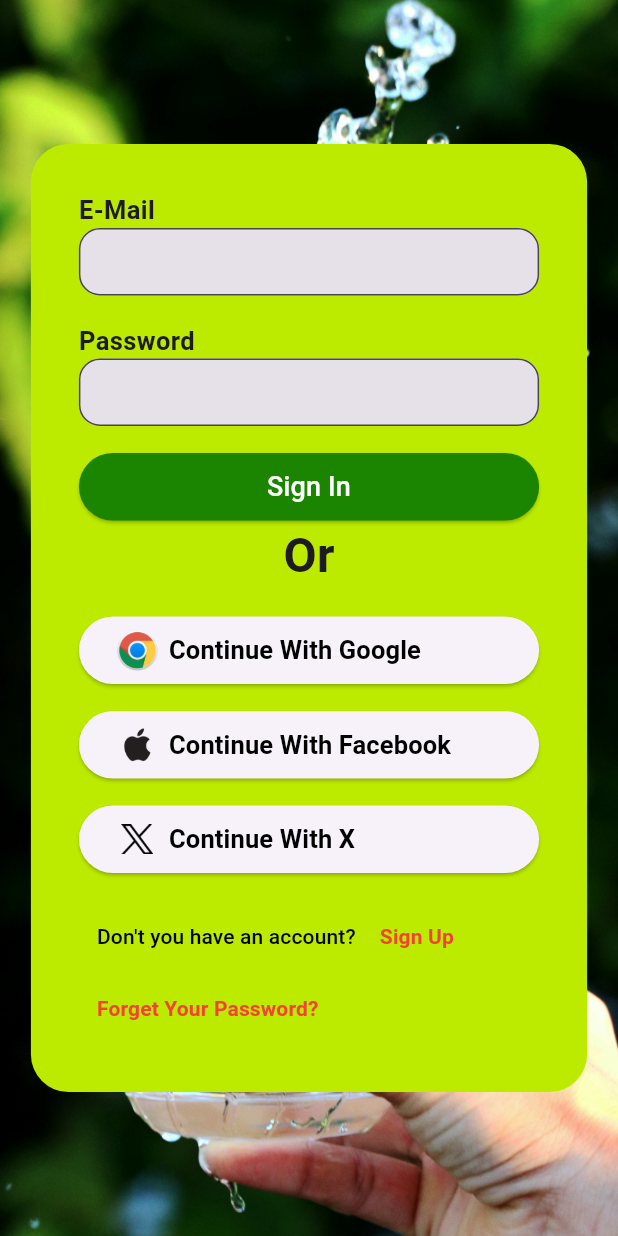
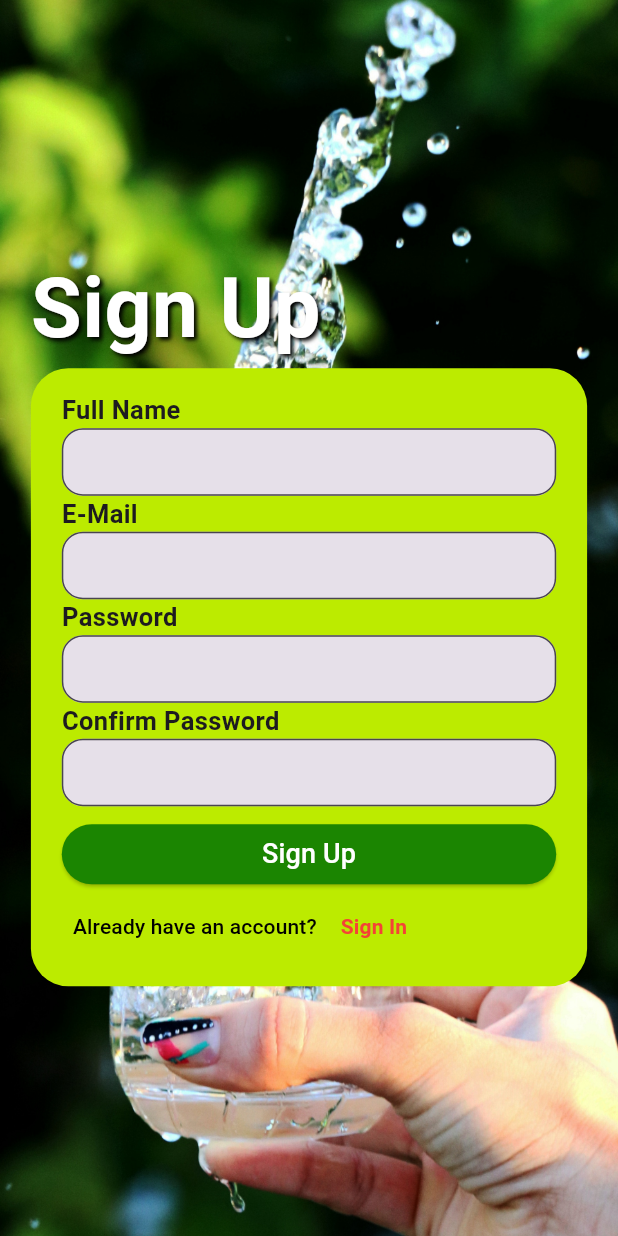
Before and after one commit to SemihKucukpehlivan/kisisel_hedef_asistani, a Flutter app: the screen it shows after launch, after a tap on "Don't you have an account?", on a phone screen of 412 x 824 dp. Run offline on Flutter 3.47's test engine with Material 3 defaults, Android fonts, the light colour scheme and no system bars; our stand-ins replace cloud_firestore, firebase_auth, firebase_core, fluttertoast, google_sign_in; accounts and stored records are empty; network calls fail.

Commit message:
Login and SignUp added

```diff
--- a/lib/screens/LoginAndSignUpScreen/loginScreen.dart
+++ b/lib/screens/LoginAndSignUpScreen/loginScreen.dart
@@ -1,4 +1,7 @@
 import 'package:flutter/material.dart';
+import 'package:kisisel_hedef_asistani/screens/LoginAndSignUpScreen/signUpScreen.dart';
+import 'package:kisisel_hedef_asistani/screens/menuPage.dart';
+import 'package:kisisel_hedef_asistani/services/auth_service.dart';
 
 class LoginScreen extends StatefulWidget {
   LoginScreen({super.key});
@@ -9,7 +12,6 @@ class LoginScreen extends StatefulWidget {
 
 class _LoginScreenState extends State<LoginScreen> {
   TextEditingController emailController = TextEditingController();
-
   TextEditingController passwordController = TextEditingController();
 
   @override
@@ -38,10 +40,15 @@ class _LoginScreenState extends State<LoginScreen> {
                       child: Column(
                         children: [
                           _buildTextInputContainer(
-                              controller: emailController, text: "E-Mail"),
+                              controller: emailController,
+                              text: "E-Mail",
+                              useObscureText: false),
                           const SizedBox(height: 18),
                           _buildTextInputContainer(
-                              controller: passwordController, text: "Password"),
+                            controller: passwordController,
+                            text: "Password",
+                            useObscureText: true,
+                          ),
                           const SizedBox(height: 18),
                           // Sign In Button
                           SizedBox(
@@ -51,14 +58,19 @@ class _LoginScreenState extends State<LoginScreen> {
                               style: ElevatedButton.styleFrom(
                                   backgroundColor:
                                       const Color.fromARGB(255, 27, 133, 1)),
-                                onPressed: () {},
+                              onPressed: () => AuthService().signIn(
+                                context,
+                                email: emailController.text,
+                                password: passwordController.text,
+                              ),
                               child: const Text(
                                 "Sign In",
                                 style: TextStyle(
                                   color: Colors.white,
                                   fontSize: 18,
                                 ),
-                                )),
+                              ),
+                            ),
                           ),
                           const Text(
                             "Or",
@@ -67,25 +79,37 @@ class _LoginScreenState extends State<LoginScreen> {
                           ),
                           const SizedBox(height: 18),
                           _buildSignButtons(
+                              onTop: () => AuthService()
+                                  .signInWithGoogle()
+                                  .then((value) => Navigator.of(context)
+                                          .push(MaterialPageRoute(
+                                        builder: (context) => MenuScreen(),
+                                      ))),
                               text: "Continue With Google",
                               images: "assets/images/google.png",
                               height: 30,
                               width: 30),
                           const SizedBox(height: 18),
                           _buildSignButtons(
+                              onTop: () {},
                               text: "Continue With Facebook",
                               images: "assets/images/apple.png",
                               width: 30,
                               height: 30),
                           const SizedBox(height: 18),
                           _buildSignButtons(
+                              onTop: () {},
                               text: "Continue With X",
                               images: "assets/images/x.png",
                               width: 30,
                               height: 20),
                           const SizedBox(height: 18),
                           TextButton(
-                              onPressed: () {},
+                              onPressed: () {
+                                Navigator.of(context).push(MaterialPageRoute(
+                                  builder: (context) => SignUpScreen(),
+                                ));
+                              },
                               child: const Row(
                                 children: [
                                   Text(
@@ -128,8 +152,11 @@ class _LoginScreenState extends State<LoginScreen> {
     );
   }
 
-  Widget _buildTextInputContainer(
-      {required TextEditingController controller, required String text}) {
+  Widget _buildTextInputContainer({
+    required TextEditingController controller,
+    required String text,
+    required bool useObscureText,
+  }) {
     return SizedBox(
       width: MediaQuery.of(context).size.width * 0.8,
       child: Column(
@@ -142,12 +169,14 @@ class _LoginScreenState extends State<LoginScreen> {
           SizedBox(
             height: 45,
             child: TextFormField(
+              obscureText: useObscureText,
               controller: controller,
               decoration: InputDecoration(
                 border: OutlineInputBorder(
                   borderRadius: BorderRadius.circular(14),
                 ),
-                  filled: true),
+                filled: true,
+              ),
             ),
           ),
         ],
@@ -159,12 +188,13 @@ class _LoginScreenState extends State<LoginScreen> {
       {required double width,
       required double height,
       required String text,
-      required String images}) {
+      required String images,
+      required VoidCallback onTop}) {
     return SizedBox(
       width: MediaQuery.of(context).size.width * 0.8,
       height: 45,
       child: ElevatedButton(
-          onPressed: () {},
+          onPressed: onTop,
           child: Row(
             mainAxisAlignment: MainAxisAlignment.start,
             children: [
--- /dev/null
+++ b/lib/screens/LoginAndSignUpScreen/signUpScreen.dart
@@ -0,0 +1,160 @@
+import 'package:flutter/material.dart';
+import 'package:kisisel_hedef_asistani/screens/LoginAndSignUpScreen/loginScreen.dart';
+import 'package:kisisel_hedef_asistani/services/auth_service.dart';
+
+class SignUpScreen extends StatefulWidget {
+  const SignUpScreen({super.key});
+
+  @override
+  State<SignUpScreen> createState() => _SignUpScreenState();
+}
+
+class _SignUpScreenState extends State<SignUpScreen> {
+  TextEditingController fullNameController = TextEditingController();
+  TextEditingController eMailController = TextEditingController();
+  TextEditingController passwordController = TextEditingController();
+  @override
+  Widget build(BuildContext context) {
+    return Scaffold(
+      body: Stack(
+        fit: StackFit.expand,
+        children: [
+          Image.asset(
+            "assets/images/background.png",
+            fit: BoxFit.cover,
+          ),
+          Center(
+            child: SingleChildScrollView(
+              child: Column(
+                crossAxisAlignment: CrossAxisAlignment.start,
+                mainAxisAlignment: MainAxisAlignment.center,
+                children: [
+                  const Text(
+                    "Sign Up",
+                    style: TextStyle(
+                      color: Colors.white,
+                      fontSize: 55,
+                      fontWeight: FontWeight.bold,
+                      shadows: [
+                        Shadow(
+                          color: Colors.black,
+                          offset: Offset(
+                              2.0, 2.0), // X ve Y yönlü gölge offset değerleri
+                          blurRadius: 3.0, // Gölge bulanıklık yarıçapı
+                        ),
+                      ],
+                    ),
+                  ),
+                  Container(
+                    decoration: const BoxDecoration(
+                        color: Color.fromRGBO(188, 235, 0, 75),
+                        borderRadius: BorderRadius.all(Radius.circular(25))),
+                    width: MediaQuery.of(context).size.width * 0.9,
+                    child: Padding(
+                      padding: const EdgeInsets.all(16.0),
+                      child: Column(
+                        children: [
+                          _buildTextInputContainer(
+                              controller: fullNameController,
+                              text: "Full Name",
+                              width: 0.8),
+                          _buildTextInputContainer(
+                              controller: eMailController,
+                              text: "E-Mail",
+                              width: 0.8),
+                          _buildTextInputContainer(
+                              controller: passwordController,
+                              text: "Password",
+                              width: 0.8),
+                          _buildTextInputContainer(
+                              controller: fullNameController,
+                              text: "Confirm Password",
+                              width: 0.8),
+                          const SizedBox(height: 8),
+                          //Sign Up Button
+                          SizedBox(
+                            width: MediaQuery.of(context).size.width * 0.8,
+                            child: ElevatedButton(
+                              style: ElevatedButton.styleFrom(
+                                  backgroundColor:
+                                      const Color.fromARGB(255, 27, 133, 1)),
+                              onPressed: () => AuthService().signUp(
+                                  name: fullNameController.text,
+                                  email: eMailController.text,
+                                  password: passwordController.text),
+                              child: const Text(
+                                "Sign Up",
+                                style: TextStyle(
+                                  color: Colors.white,
+                                  fontSize: 18,
+                                ),
+                              ),
+                            ),
+                          ),
+                          TextButton(
+                              onPressed: () {
+                                Navigator.of(context).push(MaterialPageRoute(
+                                  builder: (context) =>LoginScreen(),
+                                ));
+                              },
+                              child: const Row(
+                                children: [
+                                  Text(
+                                    "Already have an account?",
+                                    style: TextStyle(color: Colors.black),
+                                  ),
+                                  SizedBox(
+                                    width: 16,
+                                  ),
+                                  Text(
+                                    "Sign In",
+                                    style: TextStyle(
+                                        color: Colors.red,
+                                        fontWeight: FontWeight.bold),
+                                  ),
+                                ],
+                              )),
+                        ],
+                      ),
+                    ),
+                  ),
+                ],
+              ),
+            ),
+          )
+        ],
+      ),
+    );
+  }
+
+  Widget _buildTextInputContainer({
+    required TextEditingController controller,
+    required String text,
+    required double width,
+  }) {
+    return SizedBox(
+      width: MediaQuery.of(context).size.width * width,
+      child: Column(
+        crossAxisAlignment: CrossAxisAlignment.start,
+        children: [
+          Text(
+            text,
+            style: const TextStyle(fontSize: 17, fontWeight: FontWeight.bold),
+          ),
+          SizedBox(
+            height: 45,
+            child: TextFormField(
+              controller: controller,
+              decoration: InputDecoration(
+                border: OutlineInputBorder(
+                  borderRadius: BorderRadius.circular(14),
+                ),
+                filled: true,
+              ),
+            ),
+          ),
+        ],
+      ),
+    );
+  }
+}
--- a/pubspec.yaml
+++ b/pubspec.yaml
@@ -38,6 +38,10 @@ dependencies:
   firebase_core: ^2.24.2
   firebase_auth: ^4.15.3
   cloud_firestore: ^4.13.6
+  fluttertoast: ^8.2.4
+  locator: ^0.0.0-dev.2
+  get_it: ^7.6.4
+  google_sign_in: ^6.2.1
 
 dev_dependencies:
   flutter_test:
```
Also changed, not shown: lib/screens/menuPage.dart (added, +10 -0 lines), lib/services/auth_service.dart (added, +67 -0 lines), pubspec.lock, 3 other files. Lines whose indentation alone changed are shown as unchanged.
